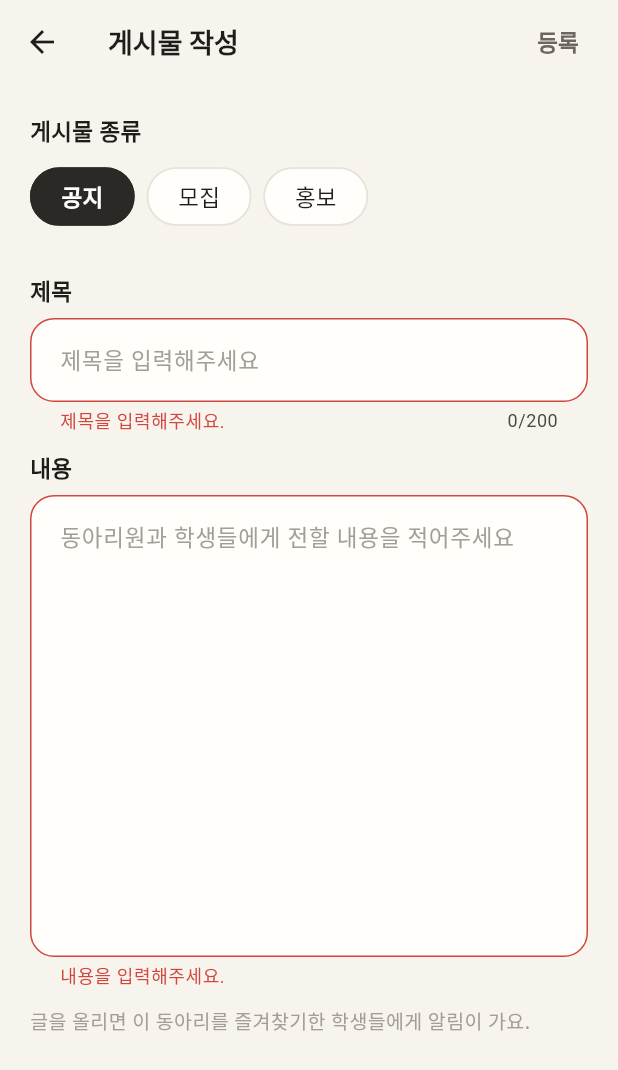
After one commit to 02LMJ/club-it, a Flutter app: the PostEditScreen screen opened directly, after a tap on "등록", on a phone screen of 412 x 824 dp. The commit adds this screen. Shown: the top 1070 px of the screen. Run offline on Flutter 3.47's test engine with Material 3 defaults, Android fonts, the phone set to English and light mode, and no system bars; our stand-ins replace go_router, shared_preferences; accounts and stored records are empty; network calls fail; Roboto replaces fonts that are missing (Pretendard).

Commit message:
동아리 임원 게시물 작성·수정·삭제 기능 구현

```diff
--- a/mobile/lib/core/router/route_paths.dart
+++ b/mobile/lib/core/router/route_paths.dart
@@ -17,6 +17,8 @@ class RoutePaths {
   static String clubDetail(int clubId) => '/clubs/$clubId';
   static String clubApply(int clubId) => '/clubs/$clubId/apply';
   static String postDetail(int postId) => '/posts/$postId';
+  static String postNew(int clubId) => '/clubs/$clubId/posts/new';
+  static String postEdit(int postId) => '/posts/$postId/edit';
 
   // 개발용
   static const designPreview = '/dev/design';
--- a/mobile/lib/data/mock/mock_clubs.dart
+++ b/mobile/lib/data/mock/mock_clubs.dart
@@ -42,6 +42,9 @@ const List<Club> mockClubs = [
     description: '정기 공연과 축제 무대를 준비하는 밴드 동아리입니다.',
     isRecruiting: true,
     memberCount: 27,
+    // 테스트 로그인 사용자(학생1)가 임원인 동아리 → 글쓰기·게시물 관리 확인용
+    myStatus: 'APPROVED',
+    myRole: 'OFFICER',
   ),
   Club(
     id: 6,
@@ -53,7 +56,7 @@ const List<Club> mockClubs = [
   ),
 ];
 
-/// 가짜 게시물 (CATS에만 2개)
+/// 가짜 게시물 (CATS 2개, 울림 1개)
 final List<Post> mockPosts = [
   Post(
     id: 1,
@@ -76,4 +79,14 @@ final List<Post> mockPosts = [
     content: '프로그래밍에 관심 있는 누구나 지원 가능합니다.',
     createdAt: DateTime(2026, 10, 20, 12, 0),
   ),
+  Post(
+    id: 3,
+    clubId: 5,
+    authorId: 1,
+    authorName: '학생1',
+    type: 'PROMO',
+    title: '울림 정기 공연 안내',
+    content: '12월 첫째 주 금요일 저녁, 학생회관 소극장에서 정기 공연을 합니다.',
+    createdAt: DateTime(2026, 11, 20, 15, 0),
+  ),
 ];
--- /dev/null
+++ b/mobile/lib/features/post/post_edit_screen.dart
@@ -0,0 +1,236 @@
+import 'package:flutter/material.dart';
+import 'package:provider/provider.dart';
+
+import '../../core/network/api_exception.dart';
+import '../../core/theme/app_colors.dart';
+import '../../core/theme/app_sizes.dart';
+import '../../core/theme/app_text_styles.dart';
+import '../../core/widgets/app_text_field.dart';
+import '../../core/widgets/category_chip.dart';
+import '../../core/widgets/confirm_dialog.dart';
+import '../../core/widgets/placeholder_view.dart';
+import '../../data/repositories/post_repository.dart';
+
+/// S07 게시물 작성·수정 (동아리 임원)
+/// - clubId만 주면 새 글 작성, postId를 주면 기존 글 수정
+/// - 종류(공지·모집·홍보) / 제목 / 내용, 오른쪽 위 [등록]·[저장]
+/// - 저장에 성공하면 true를 돌려주며 닫힘 (이전 화면이 목록을 새로고침)
+class PostEditScreen extends StatefulWidget {
+  const PostEditScreen({super.key, this.clubId, this.postId})
+      : assert(clubId != null || postId != null);
+
+  final int? clubId;
+  final int? postId;
+
+  bool get isEdit => postId != null;
+
+  @override
+  State<PostEditScreen> createState() => _PostEditScreenState();
+}
+
+class _PostEditScreenState extends State<PostEditScreen> {
+  /// (서버 post_type, 화면 글자)
+  static const _types = <(String, String)>[
+    ('NOTICE', '공지'),
+    ('RECRUIT', '모집'),
+    ('PROMO', '홍보'),
+  ];
+
+  final _formKey = GlobalKey<FormState>();
+  final _title = TextEditingController();
+  final _content = TextEditingController();
+
+  String _type = 'NOTICE';
+  bool _isLoading = false;
+  bool _isSaving = false;
+  String? _loadError;
+
+  /// 처음 상태 (나갈 때 바뀐 내용이 있는지 비교용)
+  String _initial = '';
+
+  PostRepository get _repo => context.read<PostRepository>();
+
+  String get _snapshot => '$_type|${_title.text}|${_content.text}';
+  bool get _isDirty => _snapshot != _initial;
+
+  @override
+  void initState() {
+    super.initState();
+    _initial = _snapshot;
+    // 입력할 때마다 다시 그려서, 뒤로 가기 확인 여부(_isDirty)를 최신으로 유지
+    _title.addListener(_onChanged);
+    _content.addListener(_onChanged);
+    if (widget.isEdit) _loadPost();
+  }
+
+  void _onChanged() => setState(() {});
+
+  @override
+  void dispose() {
+    _title.dispose();
+    _content.dispose();
+    super.dispose();
+  }
+
+  /// 수정: 기존 글을 불러와 입력창에 채움
+  Future<void> _loadPost() async {
+    setState(() {
+      _isLoading = true;
+      _loadError = null;
+    });
+    try {
+      final post = await _repo.fetchPost(widget.postId!);
+      if (!mounted) return;
+      setState(() {
+        _type = post.type;
+        _title.text = post.title;
+        _content.text = post.content;
+        _initial = _snapshot;
+      });
+    } on ApiException catch (e) {
+      if (mounted) setState(() => _loadError = e.message);
+    } catch (_) {
+      if (mounted) setState(() => _loadError = '게시물을 불러오지 못했어요.');
+    } finally {
+      if (mounted) setState(() => _isLoading = false);
+    }
+  }
+
+  Future<void> _save() async {
+    if (_isSaving || !_formKey.currentState!.validate()) return;
+    FocusScope.of(context).unfocus();
+
+    final navigator = Navigator.of(context);
+    final messenger = ScaffoldMessenger.of(context);
+    setState(() => _isSaving = true);
+    try {
+      final title = _title.text.trim();
+      final content = _content.text.trim();
+      if (widget.isEdit) {
+        await _repo.updatePost(widget.postId!,
+            type: _type, title: title, content: content);
+      } else {
+        await _repo.createPost(widget.clubId!,
+            type: _type, title: title, content: content);
+      }
+      _initial = _snapshot; // 저장했으니 나갈 때 확인 창 안 띄움
+      messenger.showSnackBar(SnackBar(
+        content: Text(widget.isEdit ? '게시물을 수정했어요.' : '게시물을 등록했어요.'),
+      ));
+      navigator.pop(true);
+    } on ApiException catch (e) {
+      messenger.showSnackBar(SnackBar(content: Text(e.message)));
+    } catch (_) {
+      messenger.showSnackBar(
+        const SnackBar(content: Text('저장하지 못했어요. 잠시 후 다시 시도해주세요.')),
+      );
+    } finally {
+      if (mounted) setState(() => _isSaving = false);
+    }
+  }
+
+  /// 작성 중에 뒤로 가면 확인
+  Future<void> _confirmLeave() async {
+    final navigator = Navigator.of(context);
+    final ok = await showConfirmDialog(
+      context,
+      title: '작성 취소',
+      message: '작성 중인 내용이 사라져요. 나갈까요?',
+      confirmLabel: '나가기',
+      cancelLabel: '계속 쓰기',
+      destructive: true,
+    );
+    if (ok && mounted) {
+      _initial = _snapshot;
+      navigator.pop(false);
+    }
+  }
+
+  @override
+  Widget build(BuildContext context) {
+    final title = widget.isEdit ? '게시물 수정' : '게시물 작성';
+
+    if (_isLoading || _loadError != null) {
+      return Scaffold(
+        appBar: AppBar(title: Text(title)),
+        body: _isLoading
+            ? const Center(child: CircularProgressIndicator())
+            : PlaceholderView(icon: Icons.wifi_off_rounded, title: _loadError!),
+      );
+    }
+
+    return PopScope(
+      canPop: !_isDirty,
+      onPopInvokedWithResult: (didPop, result) {
+        if (!didPop) _confirmLeave();
+      },
+      child: Scaffold(
+        appBar: AppBar(
+          title: Text(title),
+          actions: [
+            TextButton(
+              onPressed: _isSaving ? null : _save,
+              child: _isSaving
+                  ? const SizedBox(
+                      width: 18,
+                      height: 18,
+                      child: CircularProgressIndicator(strokeWidth: 2),
+                    )
+                  : Text(widget.isEdit ? '저장' : '등록'),
+            ),
+            const SizedBox(width: 8),
+          ],
+        ),
+        body: Form(
+          key: _formKey,
+          child: ListView(
+            padding: const EdgeInsets.all(AppSizes.pagePadding),
+            children: [
+              Text('게시물 종류', style: AppTextStyles.label),
+              const SizedBox(height: AppSizes.gapS),
+              Wrap(
+                spacing: AppSizes.gapS,
+                children: [
+                  for (final (type, label) in _types)
+                    CategoryChip(
+                      label: label,
+                      selected: _type == type,
+                      onTap: () => setState(() => _type = type),
+                    ),
+                ],
+              ),
+              const SizedBox(height: AppSizes.gapXL),
+              AppTextField(
+                controller: _title,
+                label: '제목',
+                hintText: '제목을 입력해주세요',
+                maxLength: 200,
+                textInputAction: TextInputAction.next,
+                validator: (v) =>
+                    (v ?? '').trim().isEmpty ? '제목을 입력해주세요.' : null,
+              ),
+              const SizedBox(height: AppSizes.gapM),
+              AppTextField(
+                controller: _content,
+                label: '내용',
+                hintText: '동아리원과 학생들에게 전할 내용을 적어주세요',
+                maxLines: 12,
+                keyboardType: TextInputType.multiline,
+                validator: (v) =>
+                    (v ?? '').trim().isEmpty ? '내용을 입력해주세요.' : null,
+              ),
+              if (!widget.isEdit) ...[
+                const SizedBox(height: AppSizes.gapM),
+                Text(
+                  '글을 올리면 이 동아리를 즐겨찾기한 학생들에게 알림이 가요.',
+                  style: AppTextStyles.caption
+                      .copyWith(color: AppColors.textHint),
+                ),
+              ],
+            ],
+          ),
+        ),
+      ),
+    );
+  }
+}
```
Also changed, not shown: mobile/lib/core/router/app_router.dart (+16 -0 lines), mobile/lib/data/repositories/post_repository.dart (+113 -2 lines), mobile/lib/features/club/club_detail_screen.dart (+18 -0 lines), mobile/lib/features/post/post_detail_screen.dart (+57 -4 lines), 1 other file.
